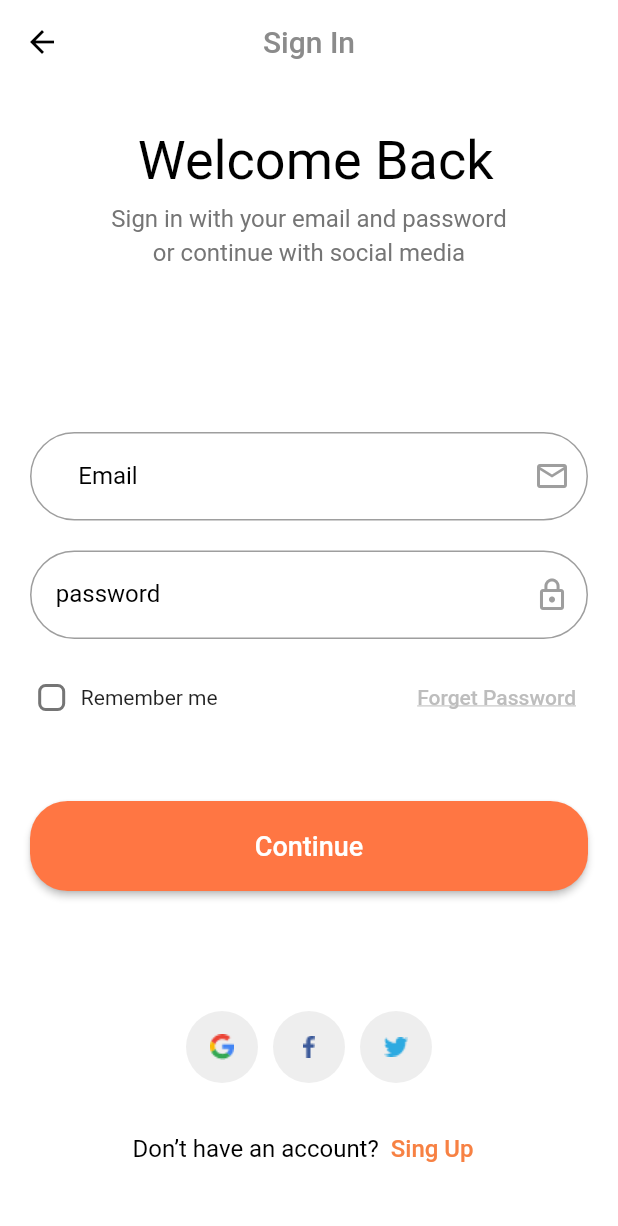
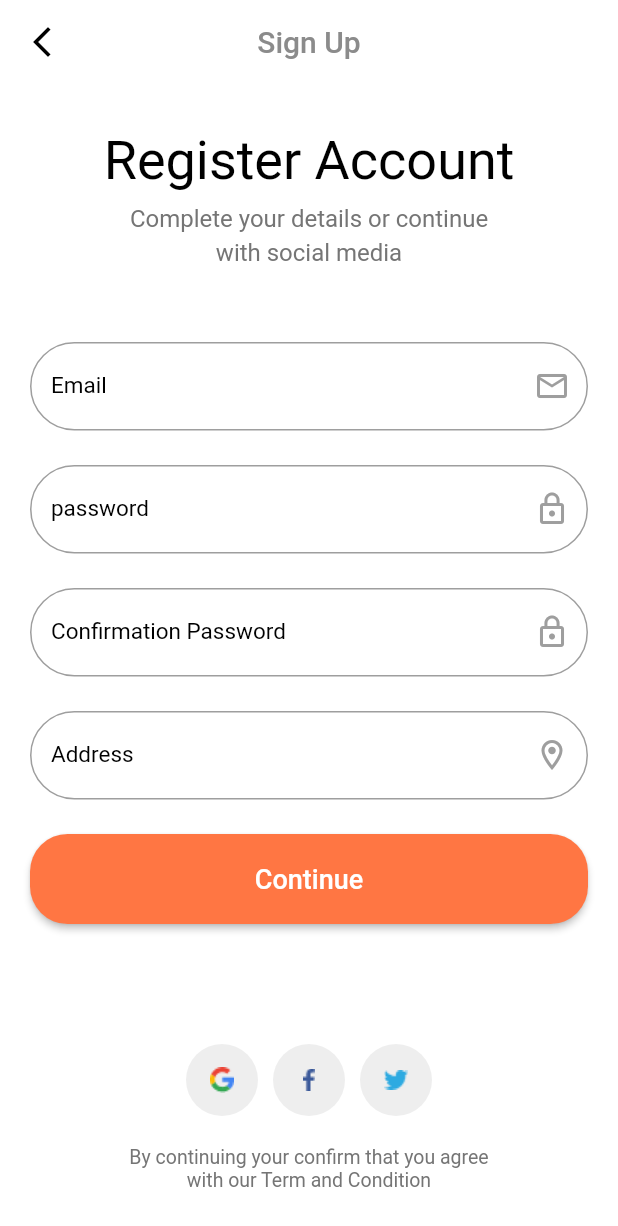
Before and after one commit to Nahed2000/tokoto_ecommerce, a Flutter app: the LoginScreen screen opened by its route, after a tap on "Sing Up", on a phone screen of 412 x 824 dp. Shown: the top 1226 px of the screen. Run offline on Flutter 3.47's test engine with Material 2 defaults, Android fonts, the phone set to English and light mode, and no system bars.

Commit message:
register screen

```diff
--- a/lib/main.dart
+++ b/lib/main.dart
@@ -1,6 +1,7 @@
 import 'package:flutter/material.dart';
 import 'package:tokoto/screen/auth/confirm_password.dart';
 import 'package:tokoto/screen/auth/forget_password.dart';
+import 'package:tokoto/screen/auth/register_screen.dart';
 import 'package:tokoto/screen/home_screen.dart';
 import 'package:tokoto/screen/auth/login_screen.dart';
 import 'package:tokoto/screen/out_boarding.dart';
@@ -22,6 +23,7 @@ class MyApp extends StatelessWidget {
         '/page_view_screen': (context) => const PageViewScreen(),
         '/home_screen':(context) => const HomeScreen(),
         '/login_screen': (context) => const LoginScreen(),
+        '/register_screen': (context) => const RegisterScreen(),
         '/forget_password_screen': (context) => const ForgetPassword(),
         '/confirm_password_screen': (context) => const ConfirmPassword(),
         '/success_login': (context) => const SuccessLogin(),
--- /dev/null
+++ b/lib/screen/auth/register_screen.dart
@@ -0,0 +1,191 @@
+import 'package:flutter/material.dart';
+import 'package:tokoto/utility/helper.dart';
+import 'package:tokoto/widget/custom_button.dart';
+
+import '../../widget/custom_text_field.dart';
+import '../../widget/social_media_button.dart';
+
+class RegisterScreen extends StatefulWidget {
+  const RegisterScreen({Key? key}) : super(key: key);
+
+  @override
+  State<RegisterScreen> createState() => _RegisterScreenState();
+}
+
+class _RegisterScreenState extends State<RegisterScreen> with Helper {
+  late TextEditingController _emailController;
+  late TextEditingController _passwordController;
+  late TextEditingController _passwordConfirmationController;
+  late TextEditingController _addressController;
+
+  @override
+  void initState() {
+    // TODO: implement initState
+    _emailController = TextEditingController();
+    _passwordController = TextEditingController();
+    _passwordConfirmationController = TextEditingController();
+    _addressController = TextEditingController();
+    super.initState();
+  }
+
+  @override
+  void dispose() {
+    // TODO: implement dispose
+    _emailController.dispose();
+    _passwordController.dispose();
+    _passwordConfirmationController.dispose();
+    _addressController.dispose();
+    super.dispose();
+  }
+
+  bool checkBox = false;
+
+  @override
+  Widget build(BuildContext context) {
+    return Scaffold(
+      backgroundColor: Colors.white,
+      appBar: AppBar(
+        elevation: 0,
+        backgroundColor: Colors.white,
+        centerTitle: true,
+        iconTheme: const IconThemeData(
+          color: Colors.black,
+        ),
+        title: const Text(
+          'Sign Up',
+          style: TextStyle(color: Color(0xff8B8B8B)),
+        ),
+        leading: IconButton(
+          onPressed: () => Navigator.pop(context),
+          icon: const Icon(
+            Icons.arrow_back_ios_new,
+          ),
+        ),
+      ),
+      body: SingleChildScrollView(
+        child: Container(
+          padding: const EdgeInsets.only(top: 30.0, left: 20, right: 20),
+          child: Column(
+            children: [
+              const Text(
+                'Register Account',
+                style: TextStyle(fontSize: 36, color: Colors.black),
+              ),
+              const SizedBox(height: 8),
+              const Text(
+                'Complete your details or continue',
+                style: TextStyle(fontSize: 16, color: Color(0xff757575)),
+              ),
+              const SizedBox(height: 4),
+              const Text(
+                'with social media',
+                style: TextStyle(fontSize: 16, color: Color(0xff757575)),
+              ),
+              const SizedBox(height: 50),
+              CustomTextField(
+                hintText: 'Enter your Email',
+                icon: Icons.email_outlined,
+                labelText: 'Email',
+                keyboard: TextInputType.text,
+                controller: _emailController,
+              ),
+              const SizedBox(height: 23),
+              CustomTextField(
+                hintText: 'Enter your password',
+                icon: Icons.lock_outline,
+                labelText: 'password',
+                obscureText: true,
+                keyboard: TextInputType.visiblePassword,
+                controller: _passwordController,
+              ),
+              const SizedBox(height: 23),
+              CustomTextField(
+                hintText: 'Re-enter your password',
+                icon: Icons.lock_outline,
+                labelText: 'Confirmation Password',
+                obscureText: true,
+                keyboard: TextInputType.visiblePassword,
+                controller: _passwordConfirmationController,
+              ),
+              const SizedBox(height: 23),
+              CustomTextField(
+                hintText: 'Enter your address',
+                icon: Icons.location_on_outlined,
+                labelText: 'Address ',
+                keyboard: TextInputType.streetAddress,
+                controller: _addressController,
+              ),
+              const SizedBox(height: 23),
+              CustomButton(
+                  onPress: () async => await performRegister(), title: 'Continue'),
+              const SizedBox(height: 80),
+              Row(
+                mainAxisAlignment: MainAxisAlignment.center,
+                children: [
+                  SocialMediaButton(
+                      image: 'assets/images/google-icon.png', onPress: () {}),
+                  const SizedBox(width: 10),
+                  SocialMediaButton(
+                      image: 'assets/images/facebook-2.png', onPress: () {}),
+                  const SizedBox(width: 10),
+                  SocialMediaButton(
+                      image: 'assets/images/twitter-3.png', onPress: () {}),
+                ],
+              ),
+              const SizedBox(height: 20),
+              Column(
+                mainAxisAlignment: MainAxisAlignment.center,
+                children: const [
+                  Text(
+                    'By continuing your confirm that you agree',
+                    style: TextStyle(
+                      color: Color(0xff757575),
+                      fontSize: 13,
+                    ),
+                  ),
+                  Text(
+                    'with our Term and Condition',
+                    style: TextStyle(
+                      color: Color(0xff757575),
+                      fontSize: 13,
+                    ),
+                  ),
+                ],
+              )
+            ],
+          ),
+        ),
+      ),
+    );
+  }
+
+  Future<void> performRegister() async {
+    if (checkData()) {
+      await register();
+      print(checkData());
+    }
+    print(checkData());
+  }
+
+  bool checkData() {
+    if (_emailController.text.isNotEmpty &&
+        _passwordConfirmationController.text.isNotEmpty &&
+        _passwordController.text.isNotEmpty) {
+      if (_passwordConfirmationController.text == _passwordController.text) {
+        return true;
+      }
+      showSnackBar(context,
+          message: 'password and confirmation password dose not match',
+          error: true);
+      return false;
+    }
+    showSnackBar(context,
+        message: 'Required Data, Please enter your email and password',
+        error: true);
+    return false;
+  }
+
+  Future<void> register() async {
+    Navigator.pushReplacementNamed(context, '/home_screen');
+  }
+}
--- a/lib/widget/custom_text_field.dart
+++ b/lib/widget/custom_text_field.dart
@@ -31,8 +31,8 @@ class CustomTextField extends StatelessWidget {
             ),
             hintText: hintText,
             label: Container(
-                alignment: Alignment.center,
-                width: 80,
+                alignment: Alignment.centerLeft,
+                width: 200,
                 height: 35,
                 decoration: BoxDecoration(
                   border: Border.all(color: Colors.white, width: 2),
@@ -41,7 +41,7 @@ class CustomTextField extends StatelessWidget {
                 // alignment: Alignment.topLeft,
                 child: Text(
                   labelText,
-                  style: const TextStyle(fontSize: 16, color: Colors.black),
+                  style: const TextStyle(fontSize: 15, color: Colors.black),
                   // textAlign: TextAlign.left,
                 )),
             border: OutlineInputBorder(
```
